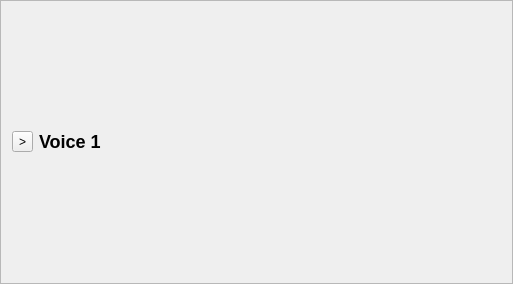
Before: the Qt Designer form src/NewUI/collapsableframe.ui in saidinesh5/ZynAddSubFX, drawn with Qt 5.
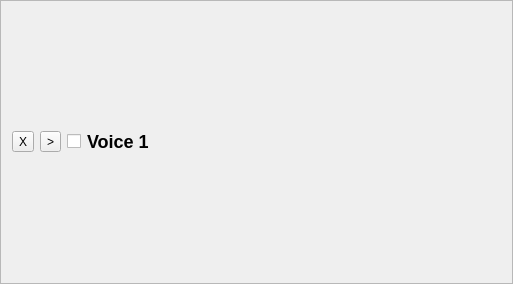
After: the same form once the commit is applied.

Commit message: Make the voicelist show actual voices. Add a button for removing voices. Add a removeFromParent to Node. Moved child-recursing code to findComponentPath function in ControlHelper

```diff
--- a/src/NewUI/collapsableframe.ui
+++ b/src/NewUI/collapsableframe.ui
@@ -22,6 +22,13 @@
   <layout class="QVBoxLayout" name="verticalLayout">
    <item>
     <layout class="QHBoxLayout" name="horizontalLayout">
+     <item>
+      <widget class="QToolButton" name="deleteButton">
+       <property name="text">
+        <string>X</string>
+       </property>
+      </widget>
+     </item>
      <item>
       <widget class="QToolButton" name="collapseButton">
        <property name="text">
@@ -30,7 +37,20 @@
       </widget>
      </item>
      <item>
-      <widget class="QLabel" name="label">
+      <widget class="QCheckBox" name="enabledCheck">
+       <property name="sizePolicy">
+        <sizepolicy hsizetype="Maximum" vsizetype="Fixed">
+         <horstretch>0</horstretch>
+         <verstretch>0</verstretch>
+        </sizepolicy>
+       </property>
+       <property name="text">
+        <string notr="true"/>
+       </property>
+      </widget>
+     </item>
+     <item>
+      <widget class="QLabel" name="title">
        <property name="text">
         <string>&lt;h2&gt;Voice 1&lt;/h2&gt;</string>
        </property>
```
The commit also changes 10 other files.
